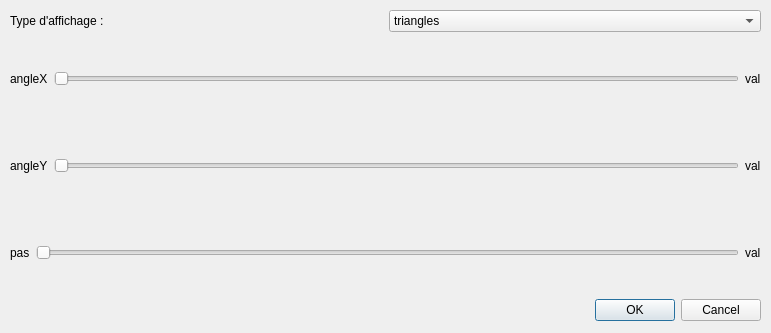
This is TP1/option.ui in William-Barry-Aix/ModSurf3D as Qt 5 draws it before an edit. The edited form follows.
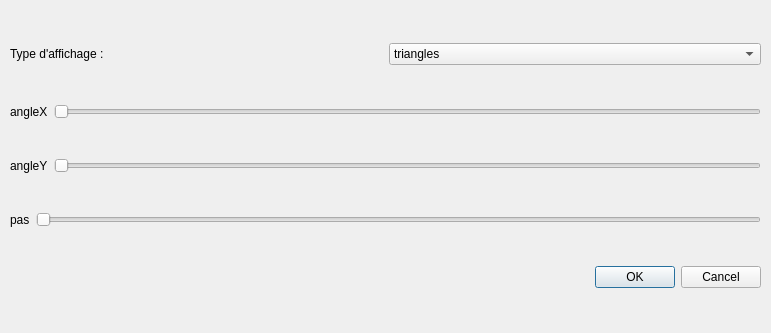
This is the edited form.

Commit message: option fonctionnel

```diff
--- a/TP1/option.ui
+++ b/TP1/option.ui
@@ -72,13 +72,6 @@
         </property>
        </widget>
       </item>
-      <item>
-       <widget class="QLabel" name="angleXval">
-        <property name="text">
-         <string>val</string>
-        </property>
-       </widget>
-      </item>
      </layout>
     </item>
     <item>
@@ -100,13 +93,6 @@
         </property>
        </widget>
       </item>
-      <item>
-       <widget class="QLabel" name="angleYval">
-        <property name="text">
-         <string>val</string>
-        </property>
-       </widget>
-      </item>
      </layout>
     </item>
     <item>
@@ -120,18 +106,17 @@
       </item>
       <item>
        <widget class="QSlider" name="pasSlider">
+        <property name="minimum">
+         <number>7</number>
+        </property>
+        <property name="maximum">
+         <number>39</number>
+        </property>
         <property name="orientation">
          <enum>Qt::Horizontal</enum>
         </property>
        </widget>
       </item>
-      <item>
-       <widget class="QLabel" name="pasVal">
-        <property name="text">
-         <string>val</string>
-        </property>
-       </widget>
-      </item>
      </layout>
     </item>
     <item>
```
The commit also changes 17 other files.
